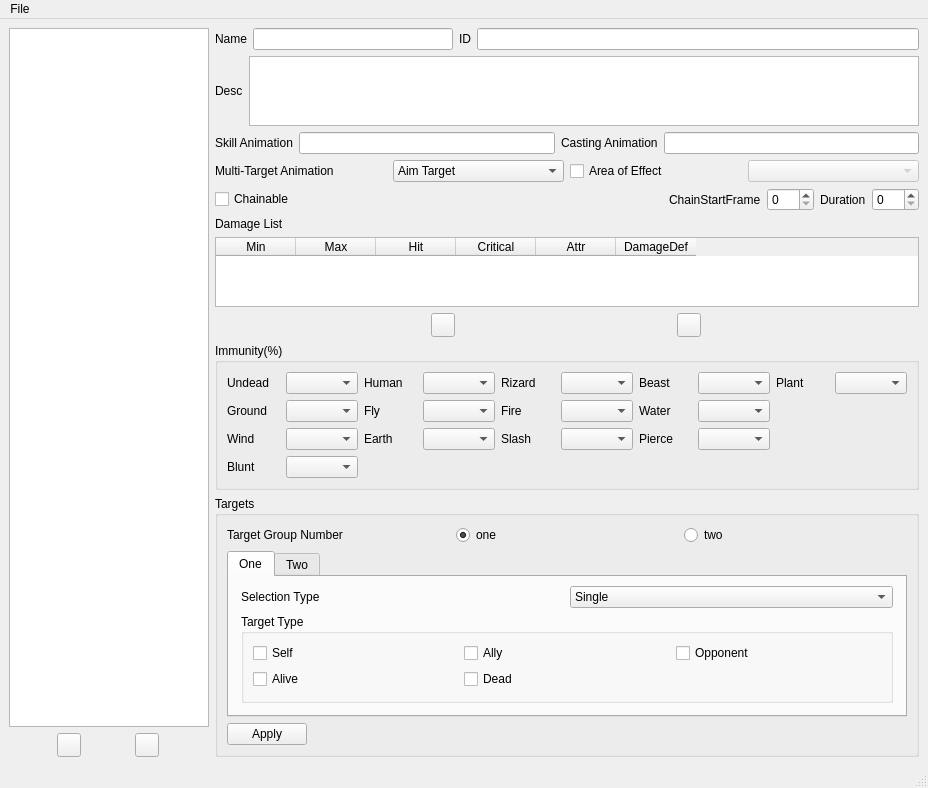
Qt form tools/RogaSkillEditor/RogaSkillEditor.ui (wasedaigo/samancing-roga) before a commit.
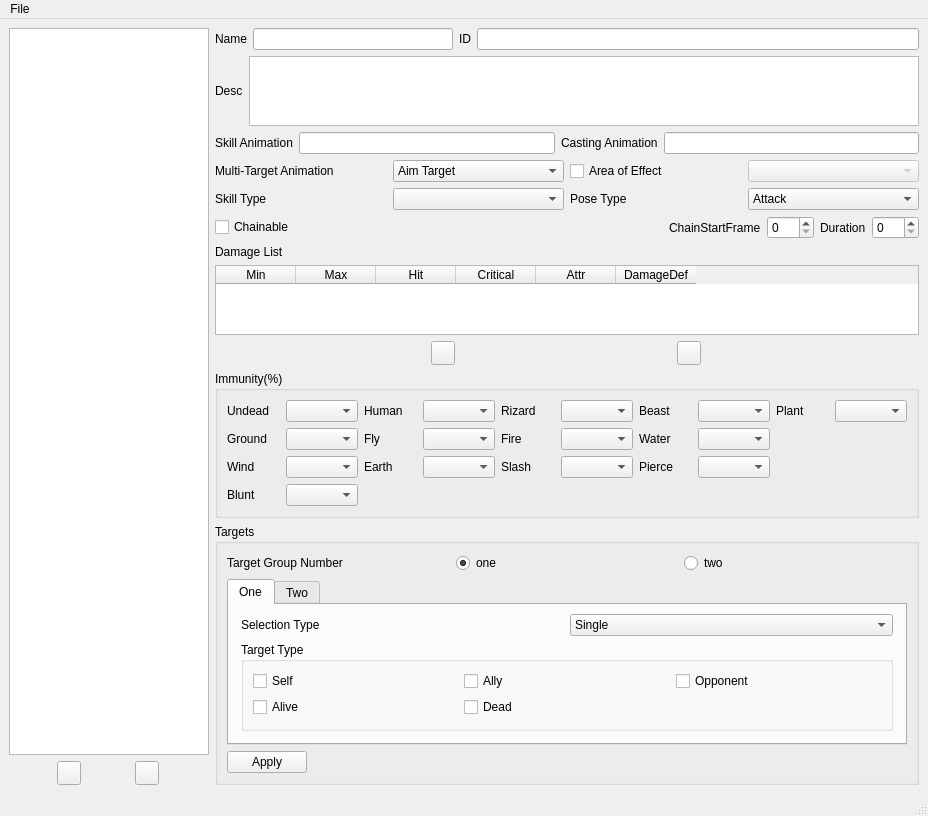
The same form after that commit. Icons and pictures are not drawn.

Commit message: SkillType and PoseType added.

```diff
--- a/tools/RogaSkillEditor/RogaSkillEditor.ui
+++ b/tools/RogaSkillEditor/RogaSkillEditor.ui
@@ -7,7 +7,7 @@
     <x>0</x>
     <y>0</y>
     <width>928</width>
-    <height>715</height>
+    <height>721</height>
    </rect>
   </property>
   <property name="windowTitle">
@@ -209,6 +209,41 @@
         </item>
        </layout>
       </item>
+      <item>
+       <layout class="QHBoxLayout" name="horizontalLayout_11">
+        <item>
+         <widget class="QLabel" name="label_15">
+          <property name="text">
+           <string>Skill Type</string>
+          </property>
+         </widget>
+        </item>
+        <item>
+         <widget class="QComboBox" name="skillTypeCombobox"/>
+        </item>
+        <item>
+         <widget class="QLabel" name="label_27">
+          <property name="text">
+           <string>Pose Type</string>
+          </property>
+         </widget>
+        </item>
+        <item>
+         <widget class="QComboBox" name="poseTypeCombobox">
+          <item>
+           <property name="text">
+            <string>Attack</string>
+           </property>
+          </item>
+          <item>
+           <property name="text">
+            <string>Casting</string>
+           </property>
+          </item>
+         </widget>
+        </item>
+       </layout>
+      </item>
       <item>
        <layout class="QHBoxLayout" name="horizontalLayout_12">
         <item>
```
The commit also changes 2 other files.
